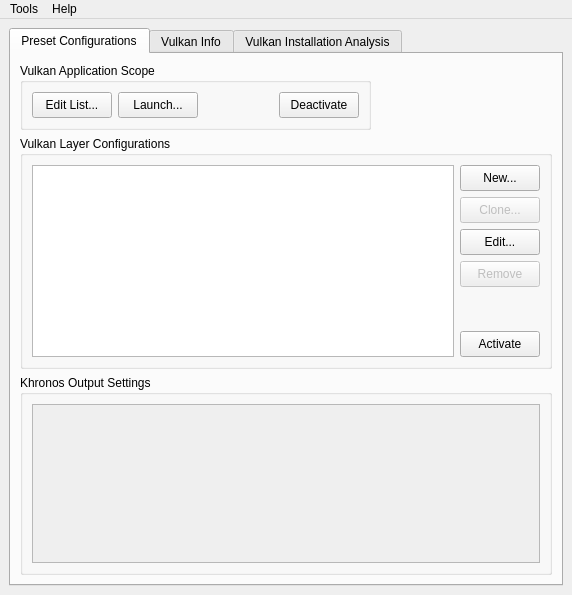
Above: vkconfig/mainwindow.ui from LunarG/VulkanTools before the change. Below: the same form after it.
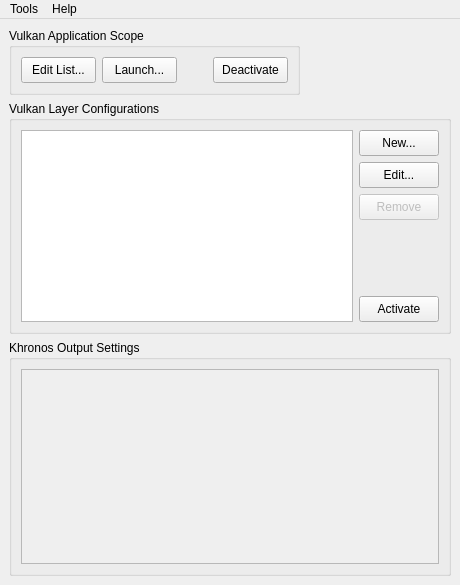
That is the form after the change. Icons and pictures are not drawn.

Commit message: Deprecated Clone button

```diff
--- a/vkconfig/mainwindow.ui
+++ b/vkconfig/mainwindow.ui
@@ -6,8 +6,8 @@
    <rect>
     <x>0</x>
     <y>0</y>
-    <width>572</width>
-    <height>595</height>
+    <width>460</width>
+    <height>585</height>
    </rect>
   </property>
   <property name="minimumSize">
@@ -31,16 +31,6 @@
   <widget class="QWidget" name="centralwidget">
    <layout class="QGridLayout" name="gridLayout_2">
     <item row="0" column="0">
-     <widget class="QTabWidget" name="tabWidget">
-      <property name="currentIndex">
-       <number>0</number>
-      </property>
-      <widget class="QWidget" name="tab_config">
-       <attribute name="title">
-        <string>Preset Configurations</string>
-       </attribute>
-       <layout class="QGridLayout" name="gridLayout_3">
-        <item row="0" column="0">
          <widget class="QGroupBox" name="groupBox_2">
           <property name="sizePolicy">
            <sizepolicy hsizetype="Preferred" vsizetype="Preferred">
@@ -132,26 +122,7 @@
            <string>Vulkan Layer Configurations</string>
           </property>
           <layout class="QGridLayout" name="gridLayout">
-           <item row="0" column="0" rowspan="6">
-            <widget class="QListWidget" name="listWidgetProfiles">
-             <property name="sizePolicy">
-              <sizepolicy hsizetype="Preferred" vsizetype="Expanding">
-               <horstretch>1</horstretch>
-               <verstretch>0</verstretch>
-              </sizepolicy>
-             </property>
-             <property name="showDropIndicator" stdset="0">
-              <bool>false</bool>
-             </property>
-             <property name="dragEnabled">
-              <bool>false</bool>
-             </property>
-             <property name="dragDropMode">
-              <enum>QAbstractItemView::NoDragDrop</enum>
-             </property>
-            </widget>
-           </item>
-           <item row="3" column="1">
+       <item row="2" column="1">
             <widget class="QPushButton" name="pushButtonRemove">
              <property name="enabled">
               <bool>false</bool>
@@ -173,7 +144,7 @@
              </property>
             </widget>
            </item>
-           <item row="2" column="1">
+       <item row="1" column="1">
             <widget class="QPushButton" name="pushButtonEdit">
              <property name="minimumSize">
               <size>
@@ -192,28 +163,6 @@
              </property>
             </widget>
            </item>
-           <item row="1" column="1">
-            <widget class="QPushButton" name="pushButtonClone">
-             <property name="enabled">
-              <bool>false</bool>
-             </property>
-             <property name="minimumSize">
-              <size>
-               <width>76</width>
-               <height>26</height>
-              </size>
-             </property>
-             <property name="maximumSize">
-              <size>
-               <width>98</width>
-               <height>16777215</height>
-              </size>
-             </property>
-             <property name="text">
-              <string>Clone...</string>
-             </property>
-            </widget>
-           </item>
            <item row="0" column="1">
             <widget class="QPushButton" name="pushButtonNewProfile">
              <property name="minimumSize">
@@ -233,7 +182,26 @@
              </property>
             </widget>
            </item>
-           <item row="5" column="1">
+       <item row="0" column="0" rowspan="5">
+        <widget class="QListWidget" name="listWidgetProfiles">
+         <property name="sizePolicy">
+          <sizepolicy hsizetype="Preferred" vsizetype="Expanding">
+           <horstretch>1</horstretch>
+           <verstretch>0</verstretch>
+          </sizepolicy>
+         </property>
+         <property name="showDropIndicator" stdset="0">
+          <bool>false</bool>
+         </property>
+         <property name="dragEnabled">
+          <bool>false</bool>
+         </property>
+         <property name="dragDropMode">
+          <enum>QAbstractItemView::NoDragDrop</enum>
+         </property>
+        </widget>
+       </item>
+       <item row="4" column="1">
             <widget class="QPushButton" name="pushButtonActivate">
              <property name="minimumSize">
               <size>
@@ -286,8 +254,8 @@
                <rect>
                 <x>0</x>
                 <y>0</y>
-                <width>470</width>
-                <height>149</height>
+            <width>420</width>
+            <height>210</height>
                </rect>
               </property>
               <layout class="QHBoxLayout" name="horizontalLayout_3"/>
@@ -299,27 +267,13 @@
         </item>
        </layout>
       </widget>
-      <widget class="QWidget" name="tab_vulkaninfo">
-       <attribute name="title">
-        <string>Vulkan Info</string>
-       </attribute>
-      </widget>
-      <widget class="QWidget" name="tab_vkvia">
-       <attribute name="title">
-        <string>Vulkan Installation Analysis</string>
-       </attribute>
-      </widget>
-     </widget>
-    </item>
-   </layout>
-  </widget>
   <widget class="QMenuBar" name="menubar">
    <property name="geometry">
     <rect>
      <x>0</x>
      <y>0</y>
-     <width>572</width>
-     <height>22</height>
+     <width>460</width>
+     <height>21</height>
     </rect>
    </property>
    <widget class="QMenu" name="menuTools">
```
Lines whose indentation alone changed are shown as unchanged. The commit also changes 13 other files.
